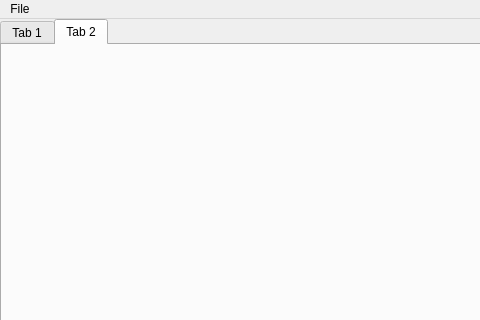
The window that python/app/gui/exgui.ui (EarthXpert/EarthXpert.ai) describes before a commit, drawn with Qt 5; both pictures show x 0 to 480 and y 0 to 320 of the 1011 by 663 pixel window.
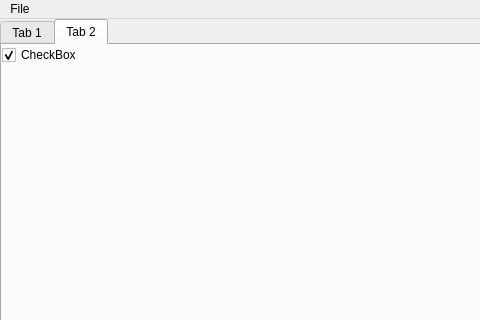
The same window after the commit.

What changed in the file:
```diff
--- a/python/app/gui/exgui.ui
+++ b/python/app/gui/exgui.ui
@@ -78,6 +78,14 @@
      <attribute name="title">
       <string>Tab 2</string>
      </attribute>
+     <widget class="QCheckBox" name="checkBox">
+      <property name="text">
+       <string>CheckBox</string>
+      </property>
+      <property name="checked">
+       <bool>true</bool>
+      </property>
+     </widget>
     </widget>
    </widget>
   </widget>
```
